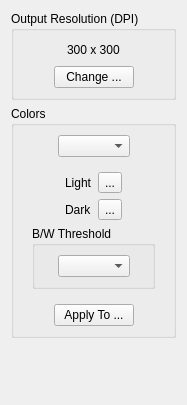
Above: filters/output/ui/OutputOptionsWidget.ui from ImageProcessing-ElectronicPublications/scantailor-deviant before the change. Below: the same form after it.
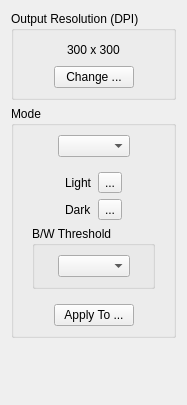
That is the form after the change.

```diff
--- a/filters/output/ui/OutputOptionsWidget.ui
+++ b/filters/output/ui/OutputOptionsWidget.ui
@@ -99,7 +99,7 @@
    <item>
     <widget class="QGroupBox" name="groupBox" >
      <property name="title" >
-      <string>Colors</string>
+      <string>Mode</string>
      </property>
      <layout class="QVBoxLayout" name="verticalLayout_3" >
       <item>
```
